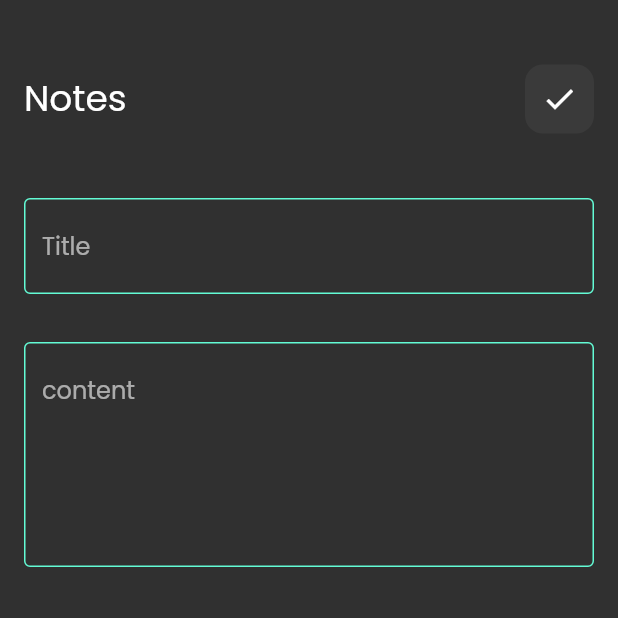
After one commit to Mahmoud-Mohammed-Abd-elsamad/NOTES, a Flutter app: the screen it shows after launch, after a tap on "Flutter tips", on a phone screen of 412 x 824 dp, the top half of it. The commit adds this screen. Run offline on Flutter 3.47's test engine with Material 2 defaults, Android fonts, the phone set to English and light mode, and no system bars; our stand-ins replace font_awesome_flutter.

Commit message:
Finish Edit Notes View

```diff
--- a/lib/custom_widgets/custom_app_bar.dart
+++ b/lib/custom_widgets/custom_app_bar.dart
@@ -5,15 +5,19 @@ import 'package:font_awesome_flutter/font_awesome_flutter.dart';
 import 'custom_search_icon.dart';
 
 class CustomAppBar extends StatelessWidget {
-  const CustomAppBar({Key? key}) : super(key: key);
+  const CustomAppBar({required this.title, required this.icon});
+
+  final String title;
+  final IconData icon;
+
   @override
   Widget build(BuildContext context) {
-    return const Row(
+    return  Row(
       children: [
         SizedBox(height: 100,),
         Text("Notes",style: TextStyle(fontSize: 24),),
         Spacer(),
-        CostomSearchIcon()
+        CostomIcon(icon: icon,)
 
       ],);
   }
--- a/lib/custom_widgets/custom_notes_item.dart
+++ b/lib/custom_widgets/custom_notes_item.dart
@@ -1,12 +1,17 @@
 import 'package:flutter/cupertino.dart';
 import 'package:flutter/material.dart';
+import 'package:notes_app/views/edit_note_view.dart';
 
 class NotesItem extends StatelessWidget {
   const NotesItem({Key? key}) : super(key: key);
 
   @override
   Widget build(BuildContext context) {
-    return  Container(
+    return  GestureDetector(
+      onTap: (){
+        Navigator.push(context, MaterialPageRoute(builder: (context) =>EditNoteView()));
+      },
+      child: Container(
         decoration: BoxDecoration(
           color: Color(0xfffecd7e),
           borderRadius: BorderRadius.all(Radius.circular(12))
@@ -30,6 +35,7 @@ class NotesItem extends StatelessWidget {
           ],),
         ),
 
+      ),
     );
   }
 }
--- a/lib/custom_widgets/custom_search_icon.dart
+++ b/lib/custom_widgets/custom_search_icon.dart
@@ -1,19 +1,21 @@
 import 'package:flutter/cupertino.dart';
 import 'package:flutter/material.dart';
 
-class CostomSearchIcon extends StatelessWidget {
-  const CostomSearchIcon({Key? key}) : super(key: key);
+class CostomIcon extends StatelessWidget {
+   CostomIcon({required this.icon});
+
+  IconData icon ;
 
   @override
   Widget build(BuildContext context) {
     return Container(
       height: 46,
       width: 46,
-      decoration: BoxDecoration(
+      decoration: const BoxDecoration(
         color: Color(0xff3a3a3a),
-        borderRadius: const BorderRadius.all(Radius.circular(12)),
+        borderRadius: BorderRadius.all(Radius.circular(12)),
       ),
-      child:IconButton(onPressed: (){}, icon: const Icon(Icons.search),)
+      child:IconButton(onPressed: (){}, icon:  Icon(icon),)
     );
   }
 }
--- a/lib/main.dart
+++ b/lib/main.dart
@@ -11,6 +11,7 @@ class NotesApp extends StatelessWidget {
   // This widget is the root of your application.
   @override
   Widget build(BuildContext context) {
+
     return MaterialApp(
       theme: ThemeData(brightness: Brightness.dark,fontFamily: "Poppins"),
       home: const NotesView()
--- /dev/null
+++ b/lib/views/edit_note_view.dart
@@ -0,0 +1,30 @@
+import 'package:flutter/cupertino.dart';
+import 'package:flutter/material.dart';
+import 'package:notes_app/custom_widgets/custom_app_bar.dart';
+import 'package:notes_app/custom_widgets/custom_text_field.dart';
+
+class EditNoteView extends StatelessWidget {
+  const EditNoteView({Key? key}) : super(key: key);
+
+  @override
+  Widget build(BuildContext context) {
+    return Scaffold(
+      body: Column(
+        children: [
+          Padding(
+            padding: const EdgeInsets.only(top: 16,right: 16,left:16 ),
+            child: CustomAppBar(title:"Edit Note", icon: Icons.check,),
+          ),
+          Padding(
+            padding: const EdgeInsets.all(16),
+            child: CustomTextField(hintText: "Title", maxLines: 1),
+          ),
+          Padding(
+            padding: const EdgeInsets.all(16),
+            child: CustomTextField(hintText: "content", maxLines: 5),
+          ),
+          ],
+      ),
+    );
+  }
+}
--- a/lib/views/notes_view.dart
+++ b/lib/views/notes_view.dart
@@ -31,7 +31,7 @@ class NotesView extends StatelessWidget {
       body: Padding(
         padding: EdgeInsets.all(16.0),
         child: Column(children: [
-          CustomAppBar(),
+          CustomAppBar(title: 'Notes', icon: Icons.search,),
           Expanded(
             child: Padding(
               padding: const EdgeInsets.all(8.0),
```
Lines whose indentation alone changed are shown as unchanged.
